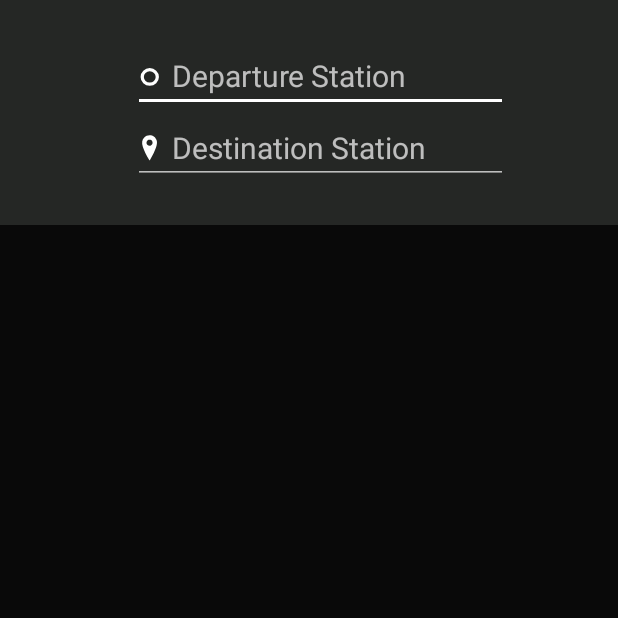
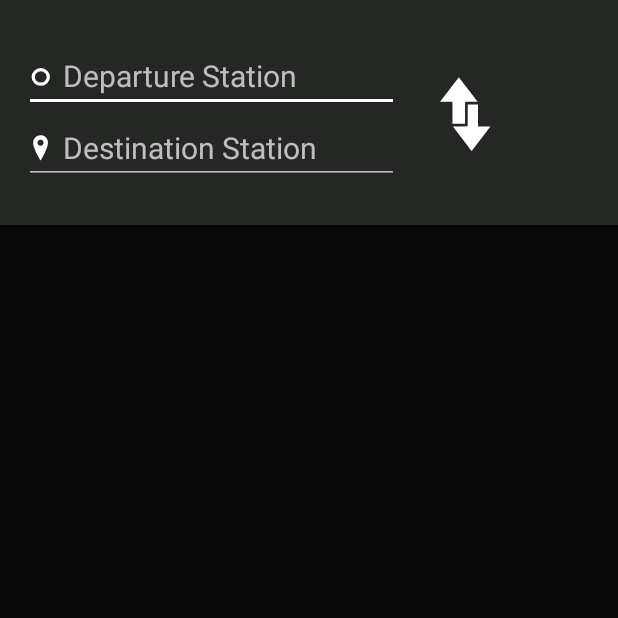
Before and after one commit to OnlyInAmerica/BART, an Android app: the screen it shows after launch (MainActivity), on a phone screen of 412 x 824 dp, the top half of it. Run offline under Robolectric (Android 15) with nearby library versions, the phone set to English and light mode, and no system bars; libraries missing offline, so code that uses them is left out: rx.android.app, rx.android.schedulers, rx.android.widget, rx.schedulers; 11 statements that could not run were skipped.

```diff
--- a/app/src/main/java/pro/dbro/bart/api/xml/BartEtd.java
+++ b/app/src/main/java/pro/dbro/bart/api/xml/BartEtd.java
@@ -37,4 +37,8 @@ public class BartEtd {
         return "Etd " + destination;
     }
 
+    public boolean sameStationAs(BartEtd other) {
+        return abbreviation.equals(other.abbreviation);
+    }
+
 }
--- /dev/null
+++ b/app/src/main/res/drawable/arrows.xml
@@ -0,0 +1,35 @@
+<?xml version="1.0" encoding="utf-8"?>
+<vector xmlns:android="http://schemas.android.com/apk/res/android"
+    android:width="42dp"
+    android:height="61dp"
+    android:viewportWidth="420.40552"
+    android:viewportHeight="610.36542">
+
+    <group
+        android:scaleX=".8"
+        android:scaleY=".8"
+        android:translateY="-100"
+        android:translateX="-100">
+        <path
+            android:fillColor="#909090"
+            android:pathData="M 404.95784,241.30403 c 49.07673,221.37058 24.53837,110.68529 0,0 Z" />
+        <path
+            android:fillColor="#323232"
+            android:pathData="M 405.7799,243.30403 c 48.52869,220.03725 24.26435,110.01862 0,0 Z" />
+        <path
+            android:fillColor="#ffffff"
+            android:pathData="M 412.14932,828.16614 c -5.23325,-6.03331 -153.80231,-199.37596
+-154.02143,-200.43817 -0.22008,-1.06688 11.21307,-1.40519 61.22939,-1.81183 l
+61.5,-0.5 0.25529,-90.76073 0.25529,-90.76073 42.74471,0.26073 42.74471,0.26073
+0.2553,90.75 0.2553,90.75 51.4357,0 c 28.2896,0 51.6205,0.3375 51.8464,0.75
+0.4239,0.77385 -155.32569,203.16351 -156.38771,203.21894 -0.32726,0.0171
+-1.27809,-0.75644 -2.11295,-1.71894 Z M 254.82709,603.67515 c -0.26089,-0.69245
+-0.58583,-41.75901 -0.72208,-91.25901 l -0.24773,-90 -51.80597,-0.5
+-51.80597,-0.5 77.12985,-100 c 42.42141,-55 77.8841,-100.76572
+78.80597,-101.70161 1.57264,-1.59656 6.49158,4.53898 79.67612,99.38226
+42.9,55.59613 78.15,101.47436 78.3333,101.95161 0.1857,0.4834 -22.46,0.86774
+-51.12752,0.86774 -41.90605,0 -51.6683,0.24991 -52.57796,1.34599
+-0.80025,0.96423 -1.1895,26.84478 -1.37245,91.25 l -0.25537,89.90401
+-51.77793,0.25901 c -40.89241,0.20457 -51.87764,-0.006 -52.25226,-1 z" />
+    </group>
+</vector>
--- a/app/src/main/res/layout/activity_main.xml
+++ b/app/src/main/res/layout/activity_main.xml
@@ -13,16 +13,17 @@
         android:background="@color/colorPrimary"
         android:gravity="center">
 
-        <LinearLayout
+        <RelativeLayout
             android:layout_width="match_parent"
             android:layout_height="wrap_content"
-            android:gravity="center"
+            android:gravity="center_vertical"
             android:orientation="vertical">
 
             <AutoCompleteTextView
                 android:id="@+id/departure_entry"
                 android:layout_width="250dp"
                 android:layout_height="wrap_content"
+                android:layout_alignParentLeft="true"
                 android:layout_alignParentTop="true"
                 android:layout_centerHorizontal="true"
                 android:drawableLeft="@drawable/circle"
@@ -34,6 +35,7 @@
                 android:id="@+id/destination_entry"
                 android:layout_width="250dp"
                 android:layout_height="wrap_content"
+                android:layout_alignParentLeft="true"
                 android:layout_below="@id/departure_entry"
                 android:layout_centerHorizontal="true"
                 android:drawableLeft="@drawable/poi"
@@ -41,7 +43,19 @@
                 android:singleLine="true"
                 android:textSize="20sp" />
 
-        </LinearLayout>
+            <ImageButton
+                android:id="@+id/reverse"
+                android:src="@drawable/arrows"
+                android:background="@android:color/transparent"
+                android:padding="16dp"
+                android:layout_width="60dp"
+                android:layout_height="60dp"
+                android:layout_marginStart="16dp"
+                android:layout_toEndOf="@id/destination_entry"
+                android:layout_alignTop="@id/departure_entry"
+                android:layout_alignBottom="@id/destination_entry"/>
+
+        </RelativeLayout>
 
     </Toolbar>
 
```
Also changed, not shown: app/src/main/java/pro/dbro/bart/EtdAdapter.java (+97 -9 lines), app/src/main/java/pro/dbro/bart/MainActivity.java (+11 -1 lines), app/src/main/java/pro/dbro/bart/TripAdapter.java (+34 -9 lines), app/src/main/java/pro/dbro/bart/api/xml/BartEtdResponse.java (+18 -7 lines).
